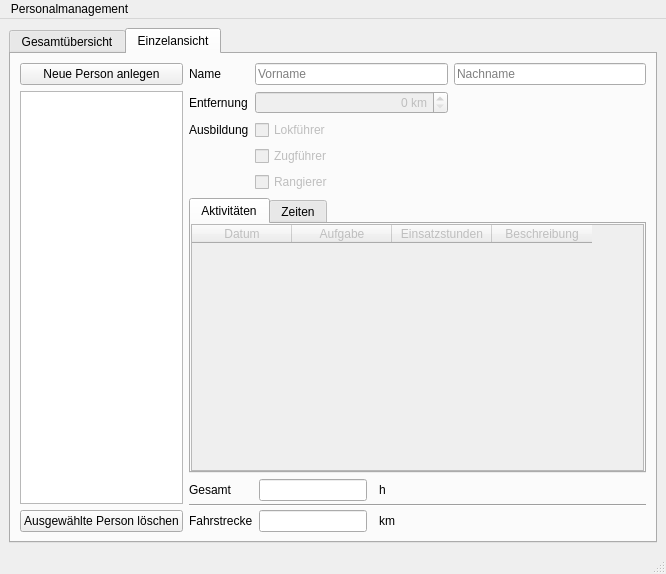
First picture: the form in Programm/personalwindow.ui, repository philjosch/Einsatzplaner, before the edit.
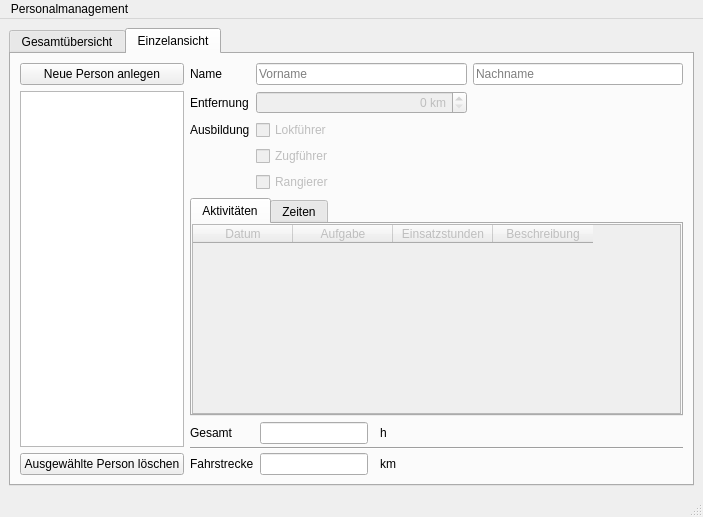
Second picture: the form after the edit. The open tabs and pages were chosen to show the change.

Commit message:
Verbesserung im Personalfenster
- Die Ansichten werdene automatisch aktualisiert, wenn der Tab gewechslet wurde.
- Die Auswahlknöpfe für die Spalten wurden umsortiert

Patch:
```diff
--- a/Programm/personalwindow.ui
+++ b/Programm/personalwindow.ui
@@ -9,8 +9,8 @@
    <rect>
     <x>0</x>
     <y>0</y>
-    <width>666</width>
-    <height>574</height>
+    <width>703</width>
+    <height>517</height>
    </rect>
   </property>
   <property name="windowTitle">
@@ -455,16 +455,6 @@
             </property>
            </widget>
           </item>
-          <item row="2" column="1" colspan="2">
-           <widget class="QCheckBox" name="checkTf">
-            <property name="enabled">
-             <bool>false</bool>
-            </property>
-            <property name="text">
-             <string>Lokführer</string>
-            </property>
-           </widget>
-          </item>
           <item row="0" column="1">
            <widget class="QLineEdit" name="lineVorname">
             <property name="placeholderText">
@@ -472,26 +462,6 @@
             </property>
            </widget>
           </item>
-          <item row="4" column="1" colspan="2">
-           <widget class="QCheckBox" name="checkRangierer">
-            <property name="enabled">
-             <bool>false</bool>
-            </property>
-            <property name="text">
-             <string>Rangierer</string>
-            </property>
-           </widget>
-          </item>
-          <item row="3" column="1" colspan="2">
-           <widget class="QCheckBox" name="checkZf">
-            <property name="enabled">
-             <bool>false</bool>
-            </property>
-            <property name="text">
-             <string>Zugführer</string>
-            </property>
-           </widget>
-          </item>
           <item row="0" column="2">
            <widget class="QLineEdit" name="lineNachname">
             <property name="placeholderText">
@@ -538,6 +508,36 @@
             </property>
            </widget>
           </item>
+          <item row="2" column="1">
+           <widget class="QCheckBox" name="checkTf">
+            <property name="enabled">
+             <bool>false</bool>
+            </property>
+            <property name="text">
+             <string>Lokführer</string>
+            </property>
+           </widget>
+          </item>
+          <item row="3" column="1">
+           <widget class="QCheckBox" name="checkZf">
+            <property name="enabled">
+             <bool>false</bool>
+            </property>
+            <property name="text">
+             <string>Zugführer</string>
+            </property>
+           </widget>
+          </item>
+          <item row="4" column="1">
+           <widget class="QCheckBox" name="checkRangierer">
+            <property name="enabled">
+             <bool>false</bool>
+            </property>
+            <property name="text">
+             <string>Rangierer</string>
+            </property>
+           </widget>
+          </item>
          </layout>
         </item>
         <item row="2" column="1">
@@ -622,8 +622,8 @@
          <widget class="QTabWidget" name="tabWidgetEinzel">
           <property name="minimumSize">
            <size>
-            <width>435</width>
-            <height>250</height>
+            <width>400</width>
+            <height>200</height>
            </size>
           </property>
           <property name="currentIndex">
@@ -662,7 +662,7 @@
               </property>
               <property name="minimumSize">
                <size>
-                <width>402</width>
+                <width>400</width>
                 <height>120</height>
                </size>
               </property>
@@ -1115,7 +1115,7 @@
     <rect>
      <x>0</x>
      <y>0</y>
-     <width>666</width>
+     <width>703</width>
      <height>22</height>
     </rect>
    </property>
```
Left out of the diff: 138 changed lines with no effect on the pictures. The commit also changes 2 other files.
